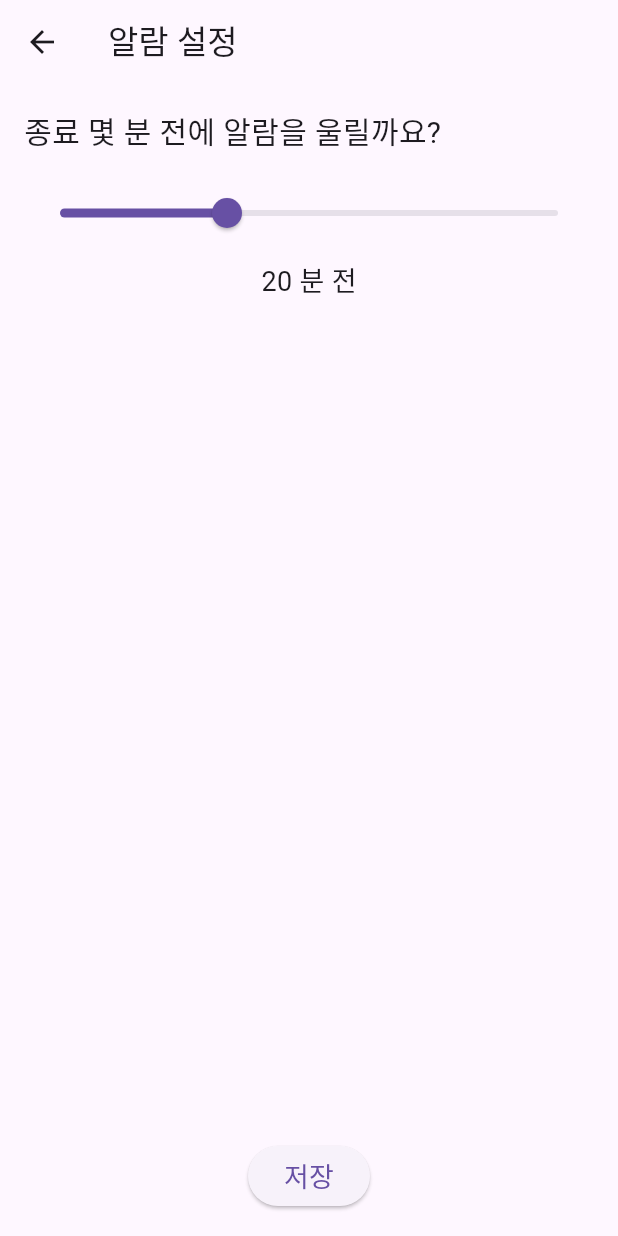
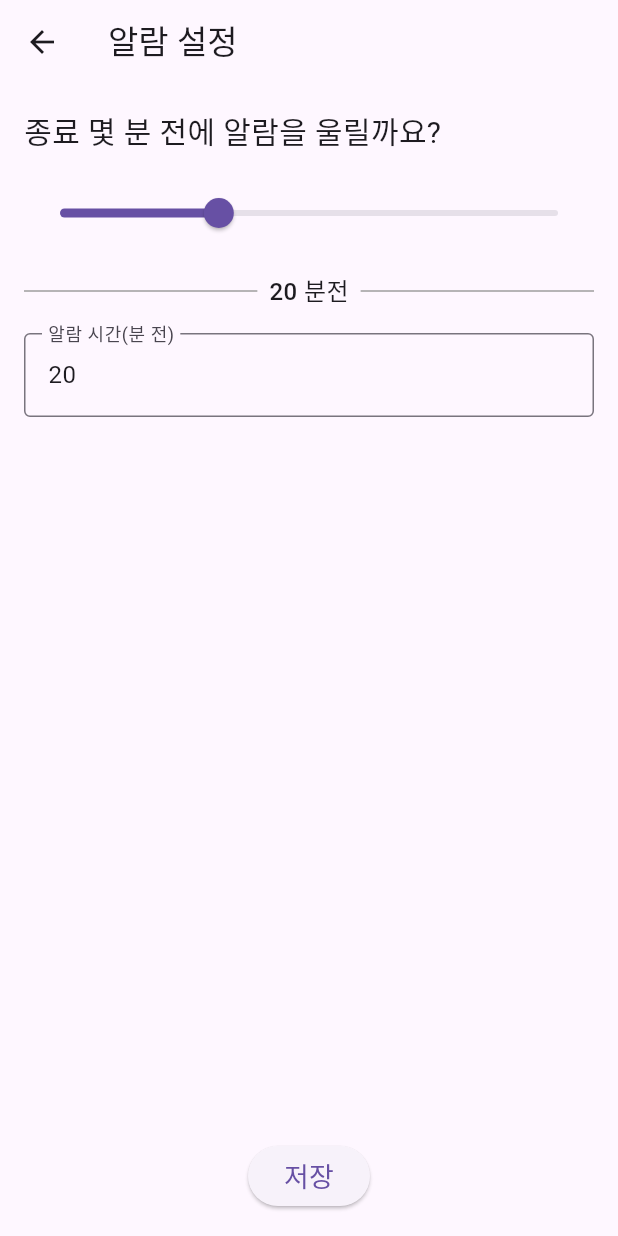
Before and after one commit to solardayz/time_table, a Flutter app: the AlarmSettingsScreen screen opened directly with empty values, on a phone screen of 412 x 824 dp. Run offline on Flutter 3.47's test engine with Material 3 defaults, Android fonts, the phone set to English and light mode, and no system bars; our stand-ins replace awesome_notifications, sqflite, timezone; accounts and stored records are empty.

Commit message:
feat: Enhance Alarm Settings with Text Input and Validation
This commit introduces several enhancements to the alarm settings screen, including a text input field for setting the alarm offset and input validation.

-   **Text Input for Alarm Offset**:
    - Added a `TextField` to allow users to directly input the desired alarm offset in minutes.
    - The `TextField` is controlled by `_textController`.
-   - Implemented `_updateAlarmOffsetFromText` to parse and validate the input from the `TextField`.
    - Added validation to ensure the input is a number between 1 and 60.
-   - Updated `_loadAlarmOffset` to initialize `_textController` with the loaded alarm offset value.
-   - Updated the `onChanged` callback of the slider to update `_textController` when the slider value changes.
-   - Updated `_loadAlarmOffset` to initialize the text field with the value from the database.
+   - Updated `_loadAlarmOffset` to initialize `_textController` with the loaded alarm offset value.
+    - Updated the `onChanged` callback of the slider to update `_textController` when the slider value changes.
+-   - Implemented `_updateAlarmOffsetFromText` to parse and validate the input from the `TextField`.
+   - Added `dispose` method for `_textController`.
+ - **Alarm Offset Display**:
+    - Implemented `buildAlarmOffsetDisplay` method for better display of alarm offset and dividing line.
+-   - The alarm time displayed in the notification body changed from '스케줄 테이블' to '시간표'.
+ - **Notification message update**:
+    - The alarm time displayed in the notification body changed from '스케줄 테이블' to '시간표'.
 - **Slider Update**:
-  - Change min value from 0 to 1.
+    - Changed min value from 0 to 1.
 -   **Save and Return**:
    - The navigation has changed to close the screen after saving.

```diff
--- a/lib/data/services/alarm_scheduler.dart
+++ b/lib/data/services/alarm_scheduler.dart
@@ -37,7 +37,7 @@ Future<void> scheduleAlarmsForToday(int userId) async {
       await NotificationService().scheduleAlarm(
         id: schedule.id ?? schedule.order,
         title: schedule.title,
-        body: "종료 ${alarmOffset}분 전입니다. 스케줄 테이블에서 '${schedule.title}'을(를) 확인하세요.",
+        body: "종료 ${alarmOffset}분 전입니다. 시간표에서 '${schedule.title}'을(를) 확인하세요.",
         scheduledDate: alarmTime.toLocal(),
       );
     }
--- a/lib/presentation/screens/alarm_settings_screen.dart
+++ b/lib/presentation/screens/alarm_settings_screen.dart
@@ -1,5 +1,4 @@
 import 'package:flutter/material.dart';
-import 'package:time_table/constants.dart';
 import 'package:time_table/data/database_helper.dart';
 
 class AlarmSettingsScreen extends StatefulWidget {
@@ -11,31 +10,71 @@ class AlarmSettingsScreen extends StatefulWidget {
 
 class _AlarmSettingsScreenState extends State<AlarmSettingsScreen> {
   int alarmOffset = 20; // 기본값 20분 전
+  late TextEditingController _textController;
 
   @override
   void initState() {
     super.initState();
     _loadAlarmOffset();
+    _textController = TextEditingController(text: alarmOffset.toString());
   }
 
-  // DB에서 저장된 알람 오프셋을 불러옵니다.
   void _loadAlarmOffset() async {
     int offset = await DatabaseHelper.instance.getAlarmOffset(widget.userId);
     setState(() {
       alarmOffset = offset;
+      _textController.text = alarmOffset.toString();
     });
   }
 
-  // 사용자가 선택한 알람 오프셋을 DB에 저장하고, Snackbar로 메시지를 표시합니다.
   void _saveAlarmOffset() async {
     await DatabaseHelper.instance.insertOrUpdateAlarm(widget.userId, alarmOffset);
     ScaffoldMessenger.of(context).showSnackBar(
       SnackBar(content: Text('$alarmOffset 분전에 울림으로 변경되어 있습니다.')),
     );
-    // 잠시 후 화면을 닫으며 값을 반환합니다.
     Future.delayed(Duration(seconds: 1), () {
       Navigator.of(context).pop(alarmOffset);
     });
+  }
+
+  void _updateAlarmOffsetFromText(String value) {
+    int? parsed = int.tryParse(value);
+    if (parsed != null && parsed >= 1 && parsed <= 60) {
+      setState(() {
+        alarmOffset = parsed;
+      });
+    }
+  }
+
+  Widget buildAlarmOffsetDisplay() {
+    return Row(
+      children: [
+        Expanded(
+          child: Divider(
+            color: Colors.grey,
+            thickness: 1,
+            endIndent: 8,
+          ),
+        ),
+        Text(
+          '$alarmOffset 분전',
+          style: TextStyle(fontSize: 16, fontWeight: FontWeight.w500),
+        ),
+        Expanded(
+          child: Divider(
+            color: Colors.grey,
+            thickness: 1,
+            indent: 8,
+          ),
+        ),
+      ],
+    );
+  }
+
+  @override
+  void dispose() {
+    _textController.dispose();
+    super.dispose();
   }
 
   @override
@@ -56,22 +95,29 @@ class _AlarmSettingsScreenState extends State<AlarmSettingsScreen> {
             SizedBox(height: 16),
             Slider(
               value: alarmOffset.toDouble(),
-              min: 0,
+              min: 1,
               max: 60,
               divisions: 60,
               label: '$alarmOffset 분 전',
               onChanged: (value) {
                 setState(() {
                   alarmOffset = value.toInt();
+                  _textController.text = alarmOffset.toString();
                 });
               },
             ),
-            SizedBox(height: 8),
-            Center(
-              child: Text(
-                '$alarmOffset 분 전',
-                style: TextStyle(fontSize: 18),
+            SizedBox(height: 16),
+            // 여기서 buildAlarmOffsetDisplay 위젯 사용
+            buildAlarmOffsetDisplay(),
+            SizedBox(height: 16),
+            TextField(
+              controller: _textController,
+              keyboardType: TextInputType.number,
+              decoration: InputDecoration(
+                labelText: '알람 시간(분 전)',
+                border: OutlineInputBorder(),
               ),
+              onChanged: _updateAlarmOffsetFromText,
             ),
             Spacer(),
             Center(
```
